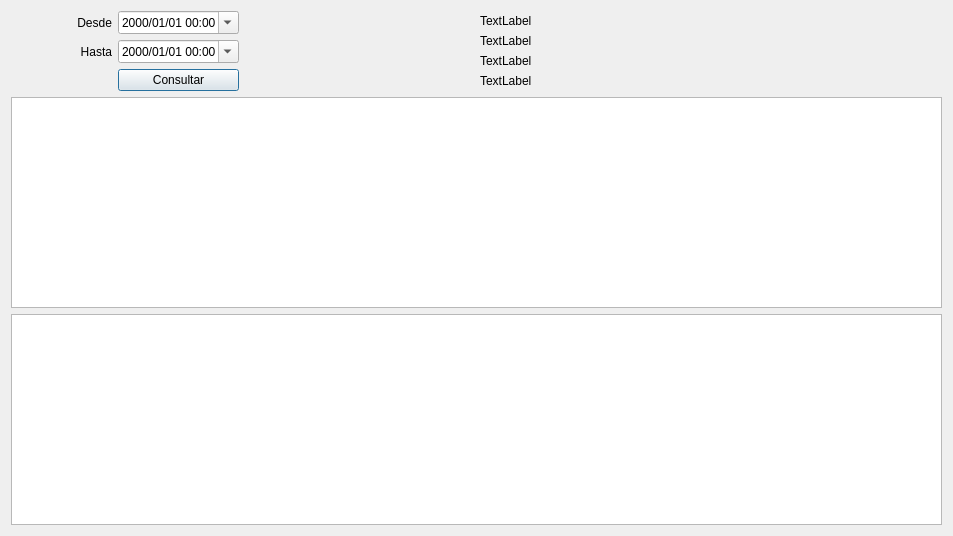
The window that historicotickets.ui (Ladis72/tienda) describes before a commit, drawn with Qt 5.
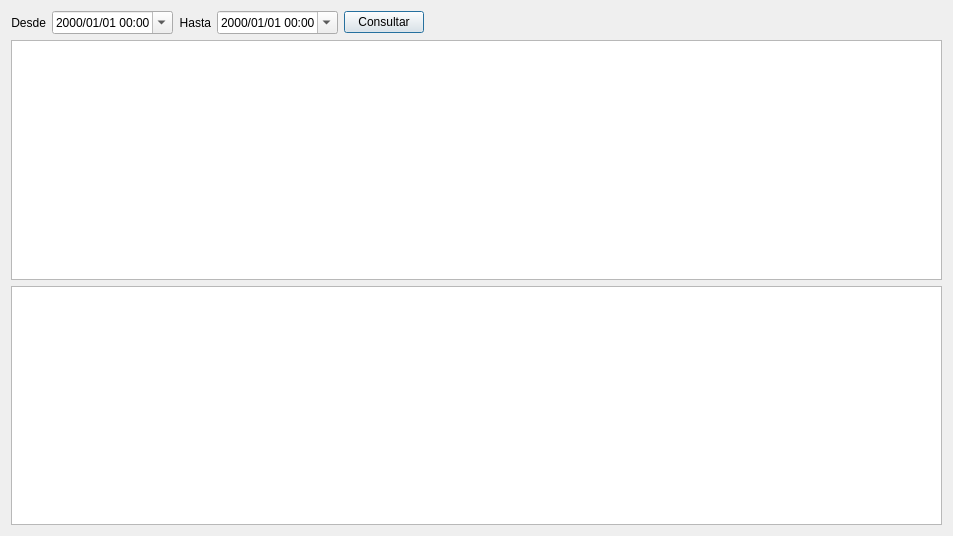
The same window after the commit.

Patch:
```diff
--- a/historicotickets.ui
+++ b/historicotickets.ui
@@ -15,8 +15,8 @@
   </property>
   <layout class="QGridLayout" name="gridLayout">
    <item row="0" column="0">
-    <layout class="QGridLayout" name="gridLayout_2">
-     <item row="0" column="0">
+    <layout class="QHBoxLayout" name="horizontalLayout">
+     <item>
       <widget class="QLabel" name="label">
        <property name="text">
         <string>Desde</string>
@@ -26,7 +26,17 @@
        </property>
       </widget>
      </item>
-     <item row="1" column="0">
+     <item>
+      <widget class="QDateTimeEdit" name="dateTimeEditDesde">
+       <property name="displayFormat">
+        <string>yyyy/MM/dd HH:mm</string>
+       </property>
+       <property name="calendarPopup">
+        <bool>true</bool>
+       </property>
+      </widget>
+     </item>
+     <item>
       <widget class="QLabel" name="label_2">
        <property name="text">
         <string>Hasta</string>
@@ -36,77 +46,26 @@
        </property>
       </widget>
      </item>
-     <item row="3" column="1">
+     <item>
+      <widget class="QDateTimeEdit" name="dateTimeEditHasta">
+       <property name="displayFormat">
+        <string>yyyy/MM/dd HH:mm</string>
+       </property>
+       <property name="calendarPopup">
+        <bool>true</bool>
+       </property>
+      </widget>
+     </item>
+     <item>
       <widget class="QPushButton" name="pushButtonConsultar">
        <property name="text">
         <string>Consultar</string>
        </property>
       </widget>
      </item>
-     <item row="0" column="1">
-      <widget class="QDateTimeEdit" name="dateTimeEditDesde">
-       <property name="displayFormat">
-        <string>yyyy/MM/dd HH:mm</string>
-       </property>
-       <property name="calendarPopup">
-        <bool>true</bool>
-       </property>
-      </widget>
-     </item>
-     <item row="1" column="1">
-      <widget class="QDateTimeEdit" name="dateTimeEditHasta">
-       <property name="displayFormat">
-        <string>yyyy/MM/dd HH:mm</string>
-       </property>
-       <property name="calendarPopup">
-        <bool>true</bool>
-       </property>
-      </widget>
-     </item>
     </layout>
    </item>
-   <item row="0" column="2">
-    <layout class="QVBoxLayout" name="verticalLayout">
-     <property name="spacing">
-      <number>0</number>
-     </property>
-     <property name="sizeConstraint">
-      <enum>QLayout::SetDefaultConstraint</enum>
-     </property>
-     <property name="leftMargin">
-      <number>0</number>
-     </property>
-     <item>
-      <widget class="QLabel" name="label_3">
-       <property name="text">
-        <string>TextLabel</string>
-       </property>
-      </widget>
-     </item>
-     <item>
-      <widget class="QLabel" name="label_4">
-       <property name="text">
-        <string>TextLabel</string>
-       </property>
-      </widget>
-     </item>
-     <item>
-      <widget class="QLabel" name="label_6">
-       <property name="text">
-        <string>TextLabel</string>
-       </property>
-      </widget>
-     </item>
-     <item>
-      <widget class="QLabel" name="label_5">
-       <property name="text">
-        <string>TextLabel</string>
-       </property>
-      </widget>
-     </item>
-    </layout>
-   </item>
-   <item row="1" column="0" colspan="4">
+   <item row="1" column="0" colspan="3">
     <widget class="QTableView" name="tableViewTickets">
      <property name="maximumSize">
       <size>
@@ -123,6 +82,9 @@
      <property name="alternatingRowColors">
       <bool>true</bool>
      </property>
+     <property name="sortingEnabled">
+      <bool>false</bool>
+     </property>
      <attribute name="horizontalHeaderMinimumSectionSize">
       <number>20</number>
      </attribute>
@@ -131,7 +93,7 @@
      </attribute>
     </widget>
    </item>
-   <item row="2" column="0" colspan="4">
+   <item row="2" column="0" colspan="3">
     <widget class="QTableView" name="tableViewLineasTicket">
      <property name="sizePolicy">
       <sizepolicy hsizetype="Expanding" vsizetype="Expanding">
```
